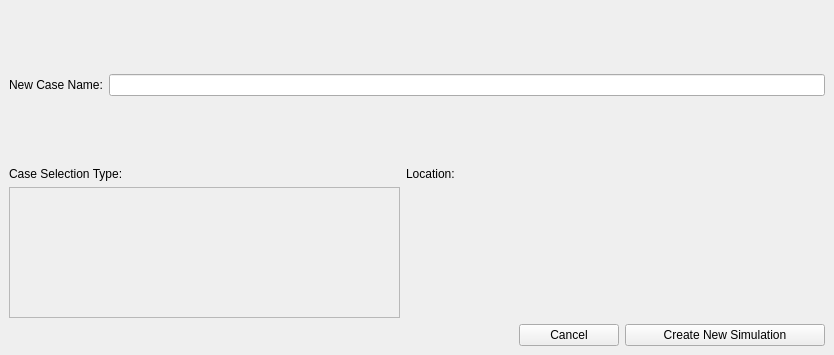
Before: the Qt Designer form popupWindows/create_case_popup.ui in NHERI-SimCenter/CWE-Simulation-Tool, drawn with Qt 5.
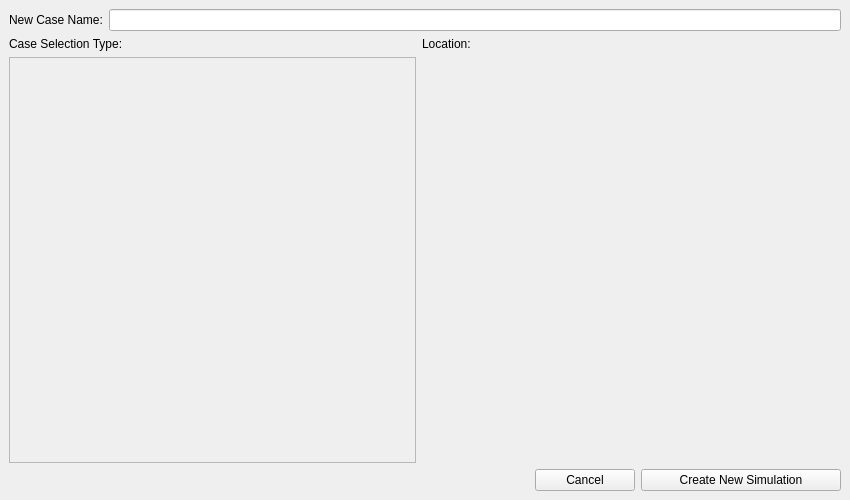
After: the same form once the commit is applied. Custom widgets are drawn as their Qt base class.

Commit message: Added case type images, fixed resizing of new and duplicate popups

Diff of the .ui file:
```diff
--- a/popupWindows/create_case_popup.ui
+++ b/popupWindows/create_case_popup.ui
@@ -6,8 +6,8 @@
    <rect>
     <x>0</x>
     <y>0</y>
-    <width>834</width>
-    <height>355</height>
+    <width>850</width>
+    <height>500</height>
    </rect>
   </property>
   <property name="minimumSize">
@@ -30,7 +30,7 @@
     <item>
      <widget class="QFrame" name="aNameFrame">
       <property name="sizePolicy">
-       <sizepolicy hsizetype="Expanding" vsizetype="Expanding">
+       <sizepolicy hsizetype="Expanding" vsizetype="Minimum">
         <horstretch>0</horstretch>
         <verstretch>0</verstretch>
        </sizepolicy>
@@ -153,8 +153,8 @@
               <rect>
                <x>0</x>
                <y>0</y>
-               <width>389</width>
-               <height>123</height>
+               <width>405</width>
+               <height>392</height>
               </rect>
              </property>
             </widget>
```
The commit also changes 21 other files.
